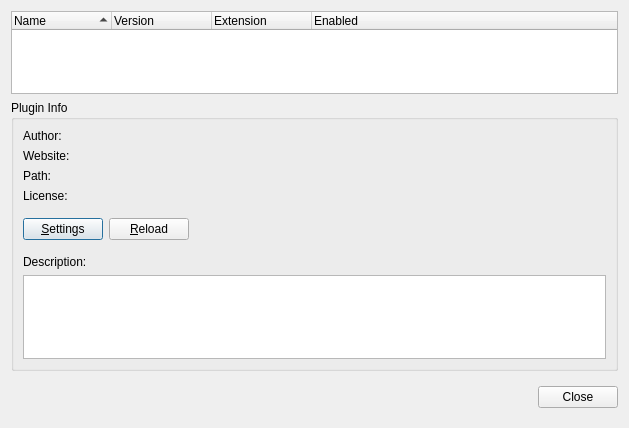
Above: Main/ui/PluginsDialog.ui from Antidote/SakuraSuite before the change. Below: the same form after it.
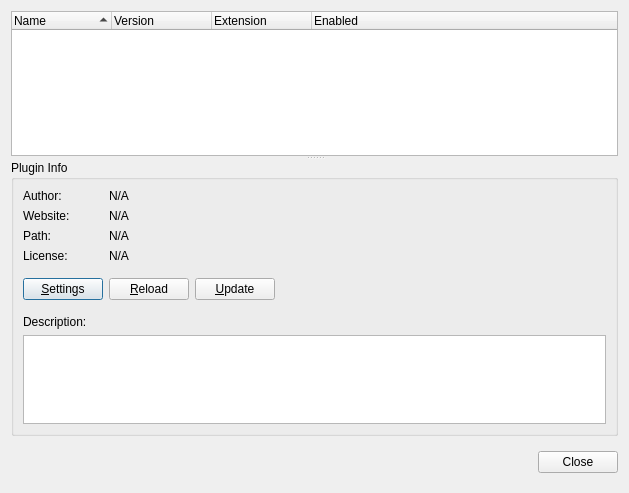
That is the form after the change.

The edit to the form file:
```diff
--- a/Main/ui/PluginsDialog.ui
+++ b/Main/ui/PluginsDialog.ui
@@ -8,14 +8,18 @@
     <x>0</x>
     <y>0</y>
     <width>629</width>
-    <height>428</height>
+    <height>493</height>
    </rect>
   </property>
   <property name="windowTitle">
    <string>Plugins...</string>
   </property>
-  <layout class="QGridLayout" name="gridLayout">
-   <item row="0" column="0" colspan="2">
+  <layout class="QGridLayout" name="gridLayout_3">
+   <item row="0" column="0">
+    <widget class="QSplitter" name="splitter">
+     <property name="orientation">
+      <enum>Qt::Vertical</enum>
+     </property>
     <widget class="QTreeWidget" name="treeWidget">
      <property name="rootIsDecorated">
       <bool>false</bool>
@@ -53,46 +57,41 @@
       </property>
      </column>
     </widget>
-   </item>
-   <item row="1" column="0" colspan="2">
+     <widget class="QWidget" name="layoutWidget">
+      <layout class="QGridLayout" name="gridLayout">
+       <item row="0" column="0" colspan="2">
     <widget class="QGroupBox" name="groupBox">
+         <property name="sizePolicy">
+          <sizepolicy hsizetype="Expanding" vsizetype="Expanding">
+           <horstretch>0</horstretch>
+           <verstretch>0</verstretch>
+          </sizepolicy>
+         </property>
      <property name="title">
       <string>Plugin Info</string>
      </property>
      <layout class="QGridLayout" name="gridLayout_2">
+          <item row="0" column="0">
+           <widget class="QLabel" name="authorLbl">
+            <property name="text">
+             <string>Author:</string>
+            </property>
+           </widget>
+          </item>
+          <item row="1" column="0">
+           <widget class="QLabel" name="websiteLbl">
+            <property name="text">
+             <string>Website:</string>
+            </property>
+           </widget>
+          </item>
       <item row="2" column="0">
        <widget class="QLabel" name="pathLbl">
-        <property name="sizePolicy">
-         <sizepolicy hsizetype="Fixed" vsizetype="Preferred">
-          <horstretch>0</horstretch>
-          <verstretch>0</verstretch>
-         </sizepolicy>
-        </property>
         <property name="text">
          <string>Path:</string>
         </property>
        </widget>
       </item>
-      <item row="4" column="2">
-       <spacer name="horizontalSpacer_2">
-        <property name="orientation">
-         <enum>Qt::Horizontal</enum>
-        </property>
-        <property name="sizeHint" stdset="0">
-         <size>
-          <width>20</width>
-          <height>40</height>
-         </size>
-        </property>
-       </spacer>
-      </item>
-      <item row="6" column="0">
-       <widget class="QLabel" name="descriptionLbl">
-        <property name="text">
-         <string>Description:</string>
-        </property>
-       </widget>
-      </item>
       <item row="3" column="0">
        <widget class="QLabel" name="licenseLbl">
         <property name="text">
@@ -100,43 +99,13 @@
         </property>
        </widget>
       </item>
-      <item row="8" column="0" colspan="4">
-       <widget class="QTextEdit" name="descriptionTextEdit">
-        <property name="readOnly">
-         <bool>true</bool>
-        </property>
-       </widget>
-      </item>
-      <item row="1" column="0">
-       <widget class="QLabel" name="websiteLbl">
-        <property name="sizePolicy">
-         <sizepolicy hsizetype="Fixed" vsizetype="Preferred">
-          <horstretch>0</horstretch>
-          <verstretch>0</verstretch>
-         </sizepolicy>
-        </property>
-        <property name="text">
-         <string>Website:</string>
-        </property>
-       </widget>
-      </item>
       <item row="4" column="0">
        <widget class="QPushButton" name="settingsPushButton">
         <property name="text">
          <string>&amp;Settings</string>
         </property>
-       </widget>
-      </item>
-      <item row="0" column="0">
-       <widget class="QLabel" name="authorLbl">
-        <property name="sizePolicy">
-         <sizepolicy hsizetype="Fixed" vsizetype="MinimumExpanding">
-          <horstretch>0</horstretch>
-          <verstretch>0</verstretch>
-         </sizepolicy>
-        </property>
-        <property name="text">
-         <string>Author:</string>
+            <property name="default">
+             <bool>true</bool>
         </property>
        </widget>
       </item>
@@ -147,55 +116,93 @@
         </property>
        </widget>
       </item>
+          <item row="4" column="3">
+           <spacer name="horizontalSpacer_2">
+            <property name="orientation">
+             <enum>Qt::Horizontal</enum>
+            </property>
+            <property name="sizeHint" stdset="0">
+             <size>
+              <width>20</width>
+              <height>40</height>
+             </size>
+            </property>
+           </spacer>
+          </item>
+          <item row="5" column="0">
+           <widget class="QLabel" name="descriptionLbl">
+            <property name="text">
+             <string>Description:</string>
+            </property>
+           </widget>
+          </item>
+          <item row="6" column="0" colspan="4">
+           <widget class="QTextEdit" name="descriptionTextEdit">
+            <property name="readOnly">
+             <bool>true</bool>
+            </property>
+           </widget>
+          </item>
+          <item row="3" column="1" colspan="3">
+           <widget class="QLabel" name="licenseValue">
+            <property name="text">
+             <string notr="true">N/A</string>
+            </property>
+           </widget>
+          </item>
+          <item row="0" column="1" colspan="3">
+           <widget class="QLabel" name="authorValue">
+            <property name="text">
+             <string notr="true">N/A</string>
+            </property>
+           </widget>
+          </item>
       <item row="2" column="1" colspan="3">
        <widget class="QLabel" name="pathValue">
         <property name="text">
-         <string notr="true"/>
+             <string notr="true">N/A</string>
         </property>
        </widget>
       </item>
       <item row="1" column="1" colspan="3">
        <widget class="QLabel" name="websiteValue">
         <property name="text">
-         <string notr="true"/>
+             <string notr="true">N/A</string>
         </property>
        </widget>
       </item>
-      <item row="0" column="1" colspan="3">
-       <widget class="QLabel" name="authorValue">
+          <item row="4" column="2">
+           <widget class="QPushButton" name="updatePushButton">
         <property name="text">
-         <string notr="true"/>
-        </property>
-       </widget>
-      </item>
-      <item row="3" column="1" colspan="3">
-       <widget class="QLabel" name="licenseValue">
-        <property name="text">
-         <string notr="true"/>
+             <string>&amp;Update</string>
         </property>
        </widget>
       </item>
      </layout>
     </widget>
    </item>
-   <item row="3" column="0">
+       <item row="1" column="0">
     <spacer name="horizontalSpacer">
      <property name="orientation">
       <enum>Qt::Horizontal</enum>
      </property>
      <property name="sizeHint" stdset="0">
       <size>
-       <width>20</width>
+           <width>517</width>
        <height>40</height>
       </size>
      </property>
     </spacer>
    </item>
-   <item row="3" column="1">
+       <item row="1" column="1">
     <widget class="QPushButton" name="closeBtn">
      <property name="text">
       <string>Close</string>
      </property>
+        </widget>
+       </item>
+      </layout>
+     </widget>
     </widget>
    </item>
   </layout>
```
Lines whose indentation alone changed are shown as unchanged.
